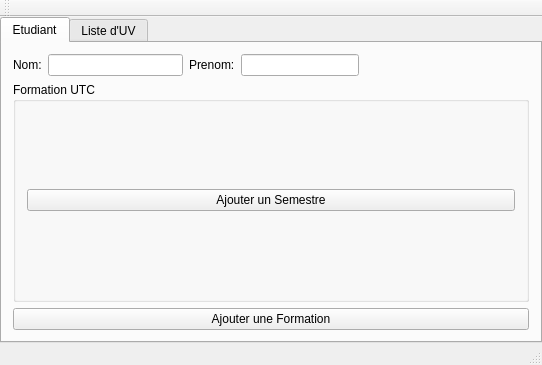
This is src/view/mainwindow.ui in V1rgul/UT-profiler as Qt 5 draws it before an edit. The edited form follows.
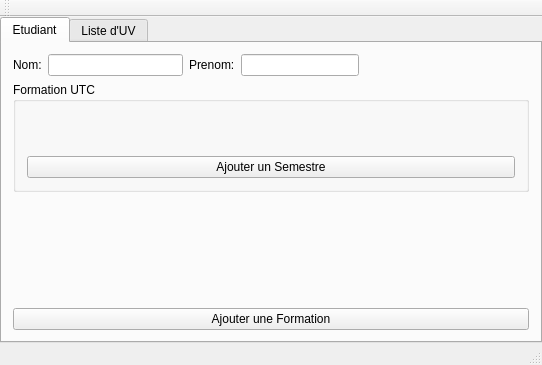
This is the edited form.

The edit to the form file:
```diff
--- a/src/view/mainwindow.ui
+++ b/src/view/mainwindow.ui
@@ -39,7 +39,7 @@
        <attribute name="title">
         <string>Etudiant</string>
        </attribute>
-       <layout class="QVBoxLayout" name="verticalLayout_2" stretch="0,0,0">
+       <layout class="QVBoxLayout" name="verticalLayout_2" stretch="0,0,0,0,0">
         <item>
          <layout class="QHBoxLayout" name="horizontalLayout_3">
           <item>
@@ -91,6 +91,22 @@
            <string>Formation UTC</string>
           </property>
           <layout class="QVBoxLayout" name="verticalLayout_3">
+           <item>
+            <layout class="QVBoxLayout" name="layoutSemestres"/>
+           </item>
+           <item>
+            <spacer name="verticalSpacer_2">
+             <property name="orientation">
+              <enum>Qt::Vertical</enum>
+             </property>
+             <property name="sizeHint" stdset="0">
+              <size>
+               <width>20</width>
+               <height>40</height>
+              </size>
+             </property>
+            </spacer>
+           </item>
            <item>
             <widget class="QPushButton" name="buttonAddSemestre">
              <property name="text">
@@ -102,15 +118,27 @@
          </widget>
         </item>
         <item>
-         <layout class="QHBoxLayout" name="horizontalLayout_4">
+         <spacer name="verticalSpacer">
+          <property name="orientation">
+           <enum>Qt::Vertical</enum>
+          </property>
+          <property name="sizeHint" stdset="0">
+           <size>
+            <width>20</width>
+            <height>40</height>
+           </size>
+          </property>
+         </spacer>
+        </item>
+        <item>
+         <layout class="QVBoxLayout" name="layoutFormations"/>
+        </item>
           <item>
            <widget class="QPushButton" name="buttonAddFormation">
             <property name="text">
              <string>Ajouter une Formation</string>
             </property>
            </widget>
-          </item>
-         </layout>
         </item>
        </layout>
       </widget>
```
Lines whose indentation alone changed are shown as unchanged.
